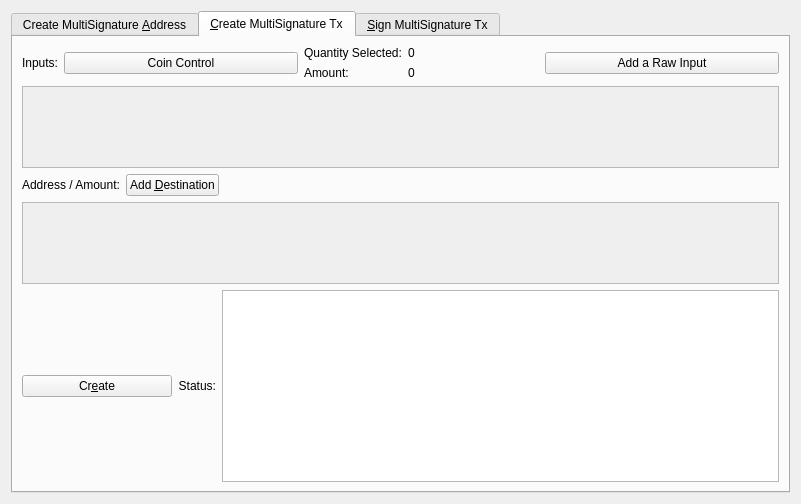
dogecash/dogecash-oldchain, file src/qt/forms/multisigdialog.ui: the form before one commit.
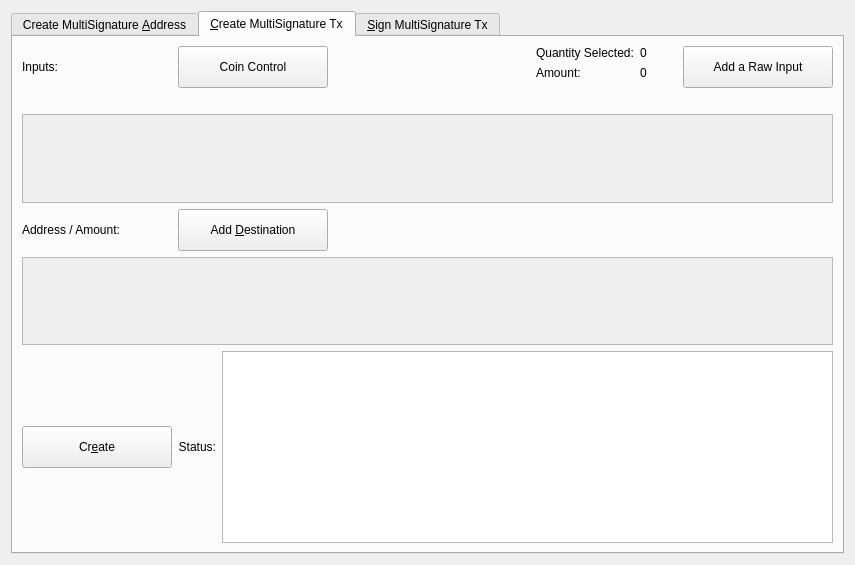
The form after the commit. The open tabs and pages were chosen to show the change. Icons and pictures are not drawn.

```diff
--- a/src/qt/forms/multisigdialog.ui
+++ b/src/qt/forms/multisigdialog.ui
@@ -6,8 +6,8 @@
    <rect>
     <x>0</x>
     <y>0</y>
-    <width>801</width>
-    <height>504</height>
+    <width>855</width>
+    <height>565</height>
    </rect>
   </property>
   <property name="sizePolicy">
@@ -19,6 +19,9 @@
   <property name="windowTitle">
    <string>Multisignature Address Interactions</string>
   </property>
+  <property name="styleSheet">
+   <string notr="true"/>
+  </property>
   <layout class="QVBoxLayout" name="verticalLayout_8">
    <item>
     <widget class="QTabWidget" name="multisigTabWidget">
@@ -301,6 +304,9 @@
           <layout class="QVBoxLayout" name="createTxLayout">
            <item>
             <layout class="QHBoxLayout" name="addTxInputLayout">
+             <property name="bottomMargin">
+              <number>20</number>
+             </property>
              <item>
               <widget class="QLabel" name="addTxInputLabel">
                <property name="sizePolicy">
@@ -309,6 +315,12 @@
                  <verstretch>0</verstretch>
                 </sizepolicy>
                </property>
+               <property name="minimumSize">
+                <size>
+                 <width>150</width>
+                 <height>0</height>
+                </size>
+               </property>
                <property name="text">
                 <string>Inputs:</string>
                </property>
@@ -322,11 +334,30 @@
                  <verstretch>0</verstretch>
                 </sizepolicy>
                </property>
+               <property name="minimumSize">
+                <size>
+                 <width>150</width>
+                 <height>42</height>
+                </size>
+               </property>
                <property name="text">
                 <string>Coin Control</string>
                </property>
               </widget>
              </item>
+             <item>
+              <spacer name="horizontalSpacer">
+               <property name="orientation">
+                <enum>Qt::Horizontal</enum>
+               </property>
+               <property name="sizeHint" stdset="0">
+                <size>
+                 <width>40</width>
+                 <height>20</height>
+                </size>
+               </property>
+              </spacer>
+             </item>
              <item>
               <layout class="QFormLayout" name="formLayout_2">
                <property name="rightMargin">
@@ -362,6 +393,22 @@
                </item>
               </layout>
              </item>
+             <item>
+              <spacer name="horizontalSpacer_2">
+               <property name="orientation">
+                <enum>Qt::Horizontal</enum>
+               </property>
+               <property name="sizeType">
+                <enum>QSizePolicy::Fixed</enum>
+               </property>
+               <property name="sizeHint" stdset="0">
+                <size>
+                 <width>20</width>
+                 <height>20</height>
+                </size>
+               </property>
+              </spacer>
+             </item>
              <item>
               <widget class="QPushButton" name="addInputButton">
                <property name="sizePolicy">
@@ -370,6 +417,12 @@
                  <verstretch>0</verstretch>
                 </sizepolicy>
                </property>
+               <property name="minimumSize">
+                <size>
+                 <width>150</width>
+                 <height>42</height>
+                </size>
+               </property>
                <property name="toolTip">
                 <string>Add an input to fund the outputs</string>
                </property>
@@ -400,8 +453,8 @@
                <rect>
                 <x>0</x>
                 <y>0</y>
-                <width>98</width>
-                <height>28</height>
+                <width>801</width>
+                <height>83</height>
                </rect>
               </property>
               <layout class="QVBoxLayout" name="verticalLayout_7">
@@ -429,6 +482,12 @@
             <layout class="QHBoxLayout" name="addDestinationLayout">
              <item>
               <widget class="QLabel" name="addDestinationLabel">
+               <property name="minimumSize">
+                <size>
+                 <width>150</width>
+                 <height>0</height>
+                </size>
+               </property>
                <property name="text">
                 <string>Address / Amount:</string>
                </property>
@@ -442,6 +501,12 @@
                  <verstretch>0</verstretch>
                 </sizepolicy>
                </property>
+               <property name="minimumSize">
+                <size>
+                 <width>150</width>
+                 <height>42</height>
+                </size>
+               </property>
                <property name="toolTip">
                 <string>Add destinations to send DOGEC to</string>
                </property>
@@ -485,8 +550,8 @@
                <rect>
                 <x>0</x>
                 <y>0</y>
-                <width>98</width>
-                <height>28</height>
+                <width>801</width>
+                <height>82</height>
                </rect>
               </property>
               <layout class="QVBoxLayout" name="verticalLayout_11">
@@ -523,7 +588,7 @@
                <property name="minimumSize">
                 <size>
                  <width>150</width>
-                 <height>0</height>
+                 <height>42</height>
                 </size>
                </property>
                <property name="toolTip">
@@ -581,8 +646,8 @@
                 <string>&lt;!DOCTYPE HTML PUBLIC &quot;-//W3C//DTD HTML 4.0//EN&quot; &quot;http://www.w3.org/TR/REC-html40/strict.dtd&quot;&gt;
 &lt;html&gt;&lt;head&gt;&lt;meta name=&quot;qrichtext&quot; content=&quot;1&quot; /&gt;&lt;style type=&quot;text/css&quot;&gt;
 p, li { white-space: pre-wrap; }
-&lt;/style&gt;&lt;/head&gt;&lt;body style=&quot; font-family:'Noto Sans'; font-size:9pt; font-weight:400; font-style:normal;&quot;&gt;
-&lt;p style=&quot;-qt-paragraph-type:empty; margin-top:0px; margin-bottom:0px; margin-left:0px; margin-right:0px; -qt-block-indent:0; text-indent:0px;&quot;&gt;&lt;br /&gt;&lt;/p&gt;&lt;/body&gt;&lt;/html&gt;</string>
+&lt;/style&gt;&lt;/head&gt;&lt;body style=&quot; font-family:'Ubuntu'; font-size:11pt; font-weight:400; font-style:normal;&quot;&gt;
+&lt;p style=&quot;-qt-paragraph-type:empty; margin-top:0px; margin-bottom:0px; margin-left:0px; margin-right:0px; -qt-block-indent:0; text-indent:0px; font-family:'Noto Sans'; font-size:9pt;&quot;&gt;&lt;br /&gt;&lt;/p&gt;&lt;/body&gt;&lt;/html&gt;</string>
                </property>
               </widget>
              </item>
```
Left out of the diff: 157 changed lines with no effect on the pictures.
